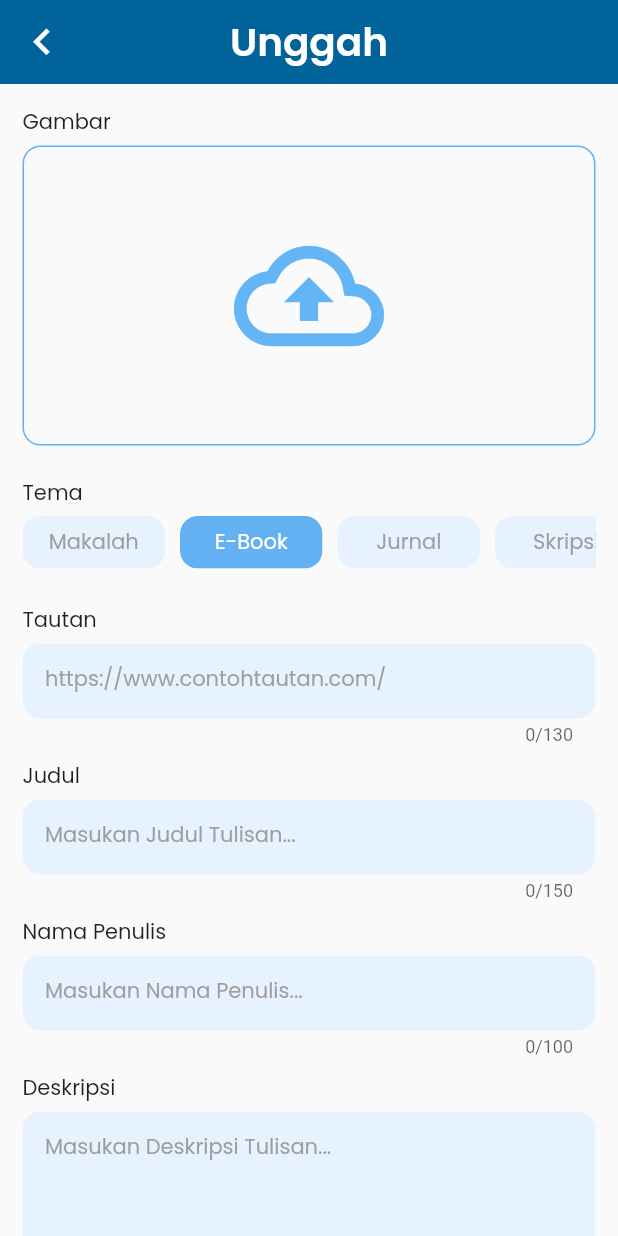
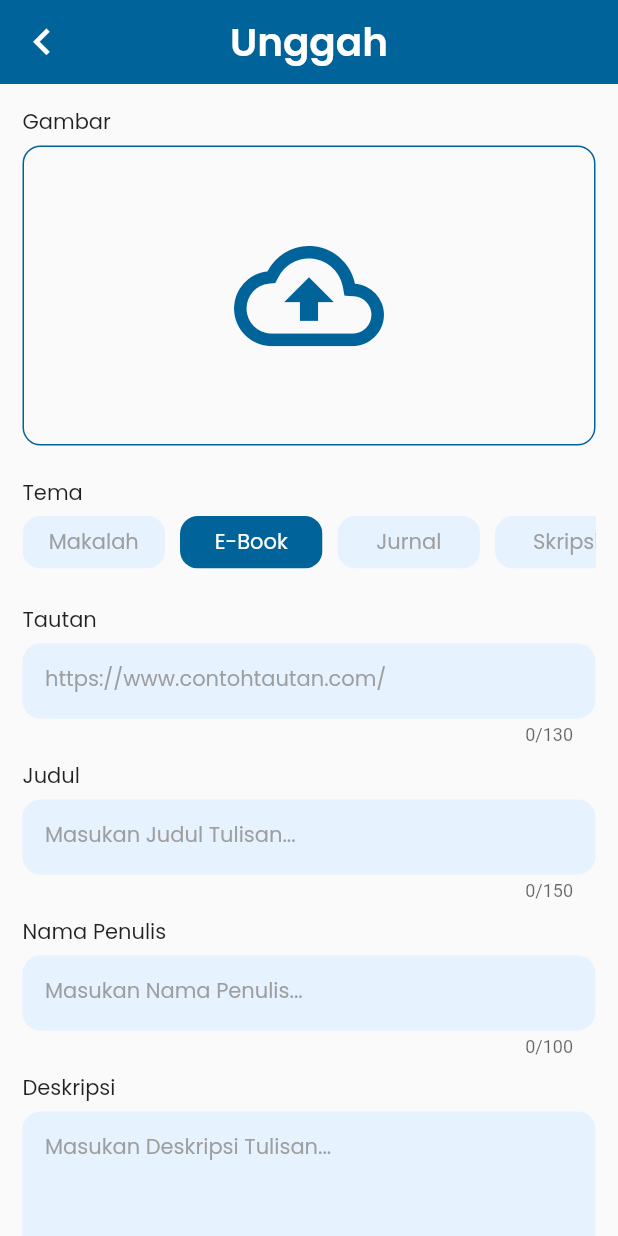
Before and after one commit to HikarusV/bookque, a Flutter app: the Upload screen opened directly, on a phone screen of 412 x 824 dp. Run offline on Flutter 3.47's test engine with Material 2 defaults, Android fonts, the phone set to English and light mode, and no system bars; drawn by our look-alikes of group_button; our stand-ins replace cached_network_image, firebase_auth, firebase_core, firebase_messaging, flutter_local_notifications, google_fonts and 8 more; missing offline and left inert: dart:ffi, flutter_facebook_auth, lazy_load_indexed_stack; accounts and stored records are empty; generated files the repository leaves out were written again; network calls fail.

Commit message:
Improved color and text consistency

```diff
--- a/lib/common/styles.dart
+++ b/lib/common/styles.dart
@@ -105,7 +105,7 @@ var titleButtonVerySmall = GoogleFonts.poppins(
 
 const lightColorScheme = ColorScheme(
   brightness: Brightness.light,
-  primary: Color(0xFF63B1F2),
+  primary: Color(0xFF00639A),
   onPrimary: Color(0xFFFFFFFF),
   primaryContainer: Color(0xFFCDE5FF),
   onPrimaryContainer: Color(0xFF001D32),
@@ -129,7 +129,7 @@ const lightColorScheme = ColorScheme(
   onSurfaceVariant: Color(0xFF9E9E9E),
   outline: Color(0xFF72777F),
   onInverseSurface: Color(0xFFD0F8FF),
-  inverseSurface: Color(0xFF00363D),
+  inverseSurface: Color(0xFFE7F2FF),
   inversePrimary: Color(0xFF95CCFF),
   shadow: Color(0xFF000000),
 );
@@ -160,7 +160,7 @@ const darkColorScheme = ColorScheme(
   onSurfaceVariant: Color(0xFFC2C7CF),
   outline: Color(0xFF8C9198),
   onInverseSurface: Color(0xFF001F24),
-  inverseSurface: Color(0xFF97F0FF),
+  inverseSurface: Color(0xFF42474E),
   inversePrimary: Color(0xFF00639A),
   shadow: Color(0xFF000000),
 );
--- a/lib/data/l10n/app_en.arb
+++ b/lib/data/l10n/app_en.arb
@@ -25,6 +25,7 @@
   "confirmPasswordLabelText": "Confirm Password",
   "minPasswordText": "Password must be at least 6 characters",
   "sameConfirmPasswordText": "Password must be the same",
+  "requiredFieldText": "All fields are required",
   "confirmPasswordPlaceholderText": "Re-enter Password",
   "haveAccountText": "Already have an account? ",
   "greetingsText": "Hello, ",
@@ -100,5 +101,6 @@
   "sendButtonText": "Send",
   "searchContentText": "Let's Find The Reading\nReference You Want",
   "bookmarkTitleText": "You Don't Have a Bookmark",
-  "bookmarkText": "Let's Find Your Favorite Reading"
+  "bookmarkText": "Let's Find Your Favorite Reading",
+  "nextItemHomeText": "Load Other Items"
 }
--- a/lib/data/l10n/app_id.arb
+++ b/lib/data/l10n/app_id.arb
@@ -25,6 +25,7 @@
   "confirmPasswordLabelText": "Konfirmasi Kata Sandi",
   "minPasswordText": "Kata sandi minimal harus 6 karakter",
   "sameConfirmPasswordText": "Kata sandi harus sama",
+  "requiredFieldText": "Semua kolom harus di isi",
   "confirmPasswordPlaceholderText": "Masukan Kembali Kata Sandi",
   "haveAccountText": "Sudah memiliki akun? ",
   "greetingsText": "Halo, ",
@@ -100,5 +101,6 @@
   "sendButtonText": "Kirim",
   "searchContentText": "Ayo Cari Referensi Bacaan\nyang Kamu Inginkan",
   "bookmarkTitleText": "Kamu Tidak Memiliki Buku yang Ditandai",
-  "bookmarkText": "Ayo Temukan Bacaan Favoritmu"
+  "bookmarkText": "Ayo Temukan Bacaan Favoritmu",
+  "nextItemHomeText": "Memuat Item Lainnya"
 }
--- a/lib/presentation/pages/auth/code_validation.dart
+++ b/lib/presentation/pages/auth/code_validation.dart
@@ -82,7 +82,7 @@ class CodeValidation extends StatelessWidget {
                                   AuthCache.data['name'],
                                 );
 
-                                print(result);
+                                print("result = $result");
 
                                 if (!result) {
                                   await context
@@ -91,6 +91,7 @@ class CodeValidation extends StatelessWidget {
                                         AuthCache.data['mail'],
                                         AuthCache.data['pass'],
                                       );
+                                  Navigator.pop(context);
                                   whenValid();
                                 }
                               } else {
--- a/lib/presentation/pages/detail/detail.dart
+++ b/lib/presentation/pages/detail/detail.dart
@@ -1,6 +1,4 @@
-import 'package:bookque/data/db/database_helper.dart';
 import 'package:bookque/data/models/full_items.dart';
-import 'package:bookque/presentation/provider/database_provider.dart';
 import 'package:bookque/presentation/provider/detail_items_provider.dart';
 import 'package:bookque/presentation/widgets/custom_scaffold.dart';
 import 'package:bookque/presentation/widgets/detail/report_dialog.dart';
@@ -39,6 +37,7 @@ class _DetailState extends State<Detail> {
           icon: const Icon(
             Icons.report,
             size: 28,
+            color: Colors.white,
           ),
           onPressed: () {
             showDialog(
--- a/lib/presentation/pages/upload/upload.dart
+++ b/lib/presentation/pages/upload/upload.dart
@@ -93,7 +93,7 @@ class _UploadState extends State<Upload> {
                               height: 200,
                               decoration: BoxDecoration(
                                 border: Border.all(
-                                  color: const Color(0xff63B1F2),
+                                  color: Theme.of(context).colorScheme.primary,
                                 ),
                                 borderRadius: BorderRadius.circular(12),
                               ),
--- a/lib/presentation/provider/home_provider.dart
+++ b/lib/presentation/provider/home_provider.dart
@@ -59,6 +59,7 @@ class HomeProvider with ChangeNotifier {
           },
           child: Text(
             'Selanjutnya',
+            // "nextItemHomeText": "Load Other Items"
             style: subText,
           ),
         ),
--- a/lib/presentation/widgets/auth/password_field.dart
+++ b/lib/presentation/widgets/auth/password_field.dart
@@ -182,6 +182,7 @@ class StrengthPassword implements PassConfirmation {
   @override
   Map dataMessage = {
     0: 'Kata sandi minimal harus 6 karakter',
+    // "minPasswordText": "Kata sandi minimal harus 6 karakter",
     1: 'Sangat Lemah',
     2: 'Lemah',
     3: 'Bagus',
@@ -232,6 +233,7 @@ class SamePassword implements PassConfirmation {
   @override
   Map dataMessage = {
     0: 'Password must be the same',
+    // "sameConfirmPasswordText": "Kata sandi harus sama",
     1: 'Confirmation success',
   };
 
--- a/lib/presentation/widgets/detail/report_dialog.dart
+++ b/lib/presentation/widgets/detail/report_dialog.dart
@@ -44,9 +44,9 @@ class _ReportDialogState extends State<ReportDialog> {
     return Container(
       height: 50,
       padding: const EdgeInsets.only(left: 15),
-      decoration: const BoxDecoration(
-        color: primaryColor,
-        borderRadius: BorderRadius.only(
+      decoration: BoxDecoration(
+        color: Theme.of(context).colorScheme.primary,
+        borderRadius: const BorderRadius.only(
             topRight: Radius.circular(12), topLeft: Radius.circular(12)),
       ),
       child: Stack(children: [
--- a/lib/presentation/widgets/profile/item_filter.dart
+++ b/lib/presentation/widgets/profile/item_filter.dart
@@ -63,7 +63,7 @@ class ItemFilter extends StatelessWidget {
         padding: const EdgeInsets.only(left: 15, right: 15),
         alignment: Alignment.center,
         decoration: BoxDecoration(
-          color: primaryColor,
+          color: Theme.of(context).colorScheme.primary,
           borderRadius: BorderRadius.circular(12),
         ),
         height: 30,
--- a/lib/presentation/widgets/search/search_box.dart
+++ b/lib/presentation/widgets/search/search_box.dart
@@ -15,7 +15,7 @@ class SearchBox extends StatelessWidget {
         horizontal: 15,
       ),
       decoration: BoxDecoration(
-        color: Theme.of(context).colorScheme.surfaceVariant,
+        color: Theme.of(context).colorScheme.inverseSurface,
         borderRadius: BorderRadius.circular(12),
       ),
       child: Stack(
--- a/lib/presentation/widgets/search/search_box_decoration.dart
+++ b/lib/presentation/widgets/search/search_box_decoration.dart
@@ -24,7 +24,7 @@ class SearchBoxDecoration extends StatelessWidget {
         ),
         alignment: Alignment.centerLeft,
         decoration: BoxDecoration(
-          color: Theme.of(context).colorScheme.surfaceVariant,
+          color: Theme.of(context).colorScheme.inverseSurface,
           borderRadius: BorderRadius.circular(12),
         ),
         child: Stack(
--- a/lib/presentation/widgets/upload/image_picker.dart
+++ b/lib/presentation/widgets/upload/image_picker.dart
@@ -54,7 +54,7 @@ class _ImagePickState extends State<ImagePick> {
               height: 200,
               decoration: BoxDecoration(
                 border: Border.all(
-                  color: const Color(0xff63B1F2),
+                  color: Theme.of(context).colorScheme.primary,
                 ),
                 borderRadius: BorderRadius.circular(12),
               ),
@@ -75,7 +75,7 @@ class _ImagePickState extends State<ImagePick> {
                   : Icon(
                       Icons.cloud_upload_outlined,
                       size: 100,
-                      color: Colors.blue.shade300,
+                      color: Theme.of(context).colorScheme.primary,
                     ),
             ),
           )
--- a/lib/presentation/widgets/upload/type_upload.dart
+++ b/lib/presentation/widgets/upload/type_upload.dart
@@ -40,7 +40,7 @@ class TypeUpload extends StatelessWidget {
                   height: 35,
                   alignment: Alignment.center,
                   color: selected
-                      ? primaryColor
+                      ? Theme.of(context).colorScheme.primary
                       : (context.read<SettingsProvider>().darkTheme)
                           ? Theme.of(context).colorScheme.surfaceVariant
                           : secondaryColor,
--- a/pubspec.yaml
+++ b/pubspec.yaml
@@ -52,7 +52,6 @@ dependencies:
   equatable: ^2.0.2
   salomon_bottom_bar: ^3.3.1
   image_picker: ^0.8.5+3
-  flutter_switch: ^0.3.2
   url_launcher: ^6.1.2
   group_button: ^5.0.1
   cached_network_image: ^3.2.1
```
Also changed, not shown: lib/presentation/pages/auth/register.dart (+7 -6 lines), lib/presentation/pages/detail/user_detail.dart (+4 -4 lines), lib/presentation/pages/profile/profile.dart (+3 -4 lines), lib/presentation/pages/settings/preference.dart (+8 -2 lines), lib/presentation/widgets/detail/bookmark_button.dart (+4 -5 lines), pubspec.lock.
